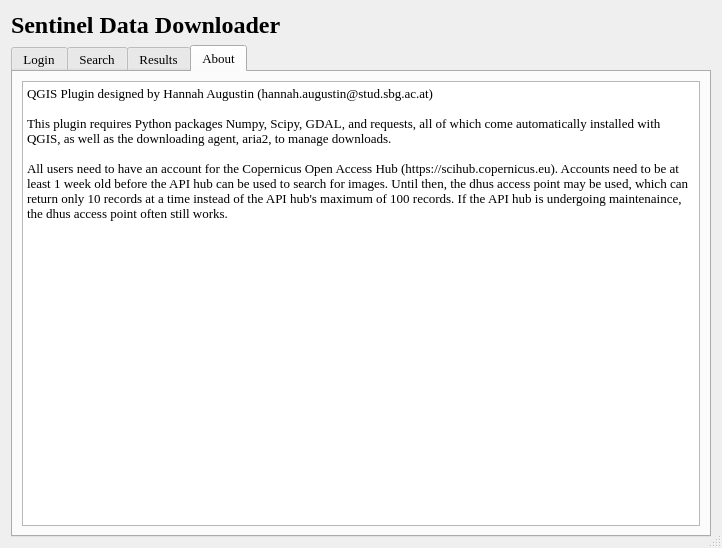
Above: sentinel_downloader_dialog_base.ui from augustinh22/SentinelDownloader before the change. Below: the same form after it.
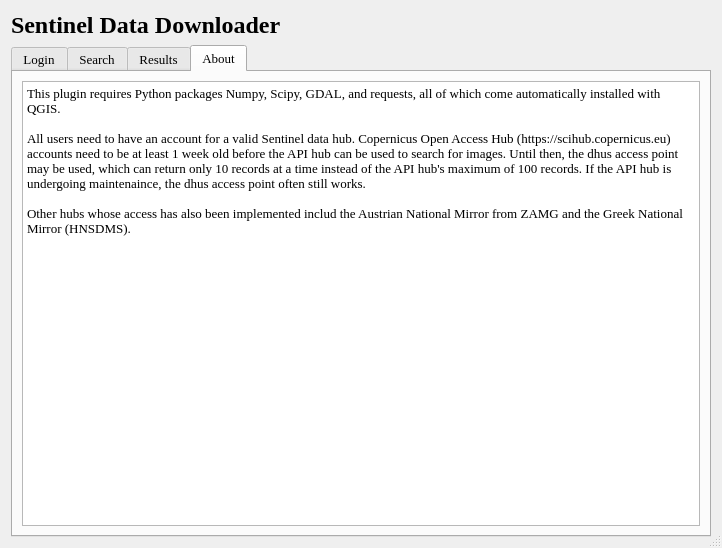
That is the form after the change. The open tabs and pages were chosen to show the change.

Commit message: Updated about section

The edit to the form file:
```diff
--- a/sentinel_downloader_dialog_base.ui
+++ b/sentinel_downloader_dialog_base.ui
@@ -2445,11 +2445,11 @@
           <bool>true</bool>
          </property>
          <property name="plainText">
-          <string>QGIS Plugin designed by Hannah Augustin (hannah.augustin@stud.sbg.ac.at)
+          <string>This plugin requires Python packages Numpy, Scipy, GDAL, and requests, all of which come automatically installed with QGIS.
 
-This plugin requires Python packages Numpy, Scipy, GDAL, and requests, all of which come automatically installed with QGIS, as well as the downloading agent, aria2, to manage downloads.
+All users need to have an account for a valid Sentinel data hub. Copernicus Open Access Hub (https://scihub.copernicus.eu) accounts need to be at least 1 week old before the API hub can be used to search for images. Until then, the dhus access point may be used, which can return only 10 records at a time instead of the API hub's maximum of 100 records. If the API hub is undergoing maintenaince, the dhus access point often still works.
 
-All users need to have an account for the Copernicus Open Access Hub (https://scihub.copernicus.eu). Accounts need to be at least 1 week old before the API hub can be used to search for images. Until then, the dhus access point may be used, which can return only 10 records at a time instead of the API hub's maximum of 100 records. If the API hub is undergoing maintenaince, the dhus access point often still works.</string>
+Other hubs whose access has also been implemented includ the Austrian National Mirror from ZAMG and the Greek National Mirror (HNSDMS).</string>
          </property>
         </widget>
        </item>
```
Left out of the diff: 8 changed lines with no effect on the pictures.
